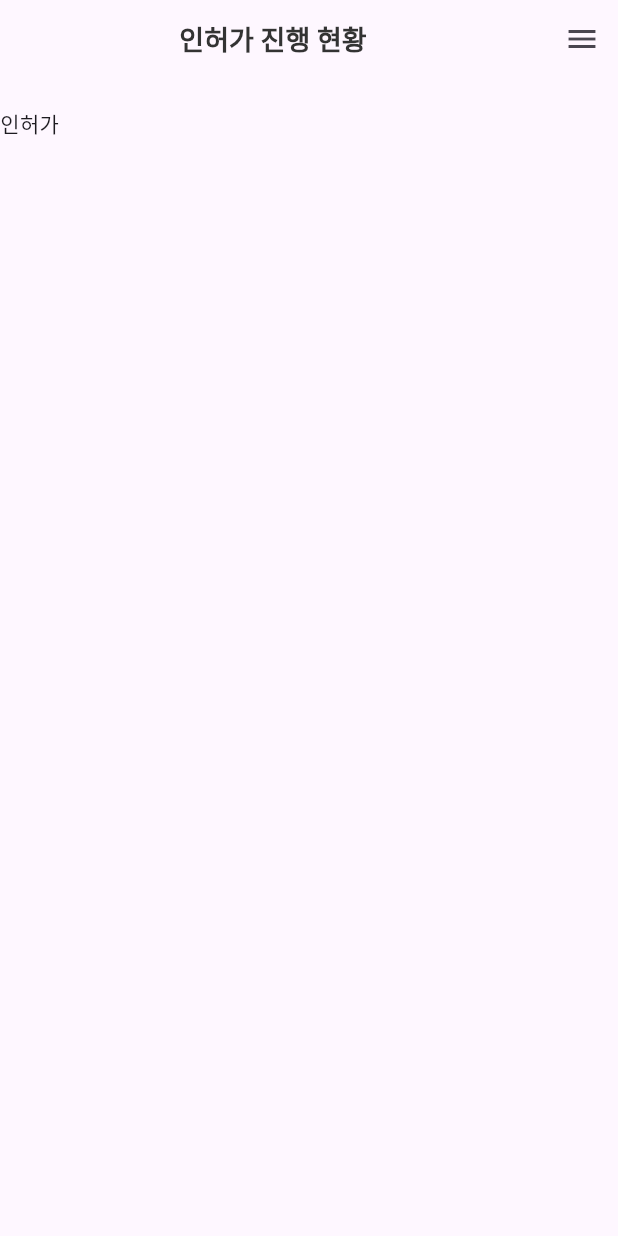
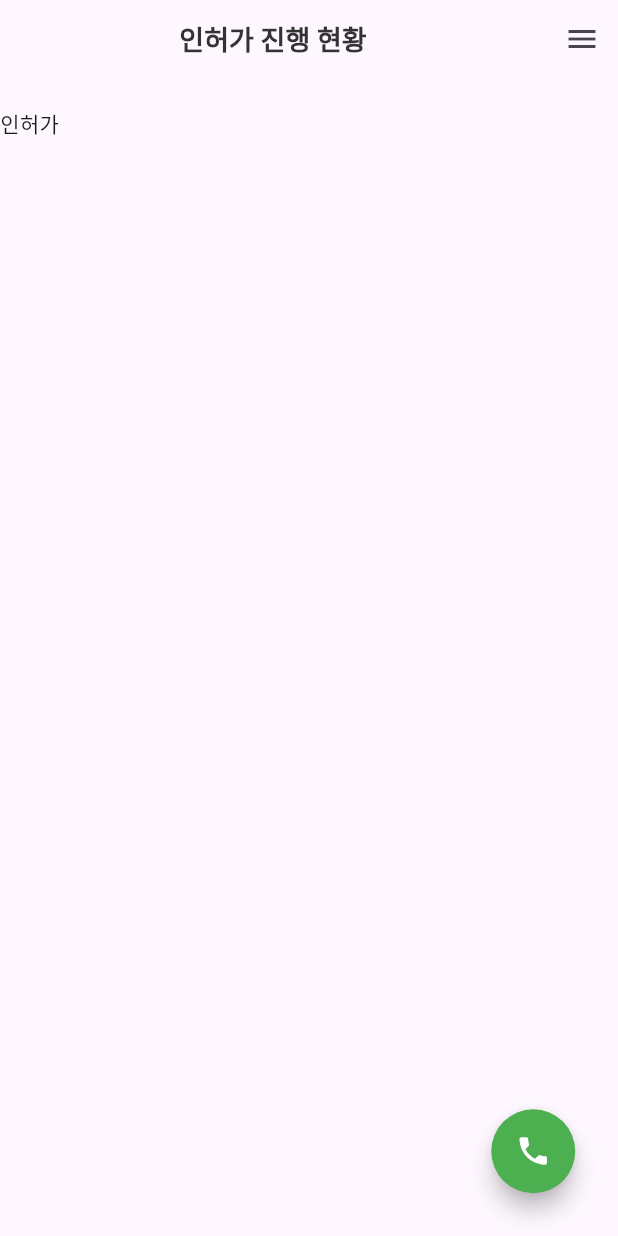
Before and after one commit to hoonek/designpractice, a Flutter app: the ProgressUser screen opened directly, on a phone screen of 412 x 824 dp. Run offline on Flutter 3.47's test engine with Material 3 defaults, Android fonts, the phone set to English and light mode, and no system bars.

```diff
--- a/lib/progress/progressuser.dart
+++ b/lib/progress/progressuser.dart
@@ -1,3 +1,4 @@
+import 'package:designpractice/etc/phonenumber.dart';
 import 'package:flutter/material.dart';
 import '../etc/drawermenu.dart';
 
@@ -59,6 +60,23 @@ class _ProgressUserState extends State<ProgressUser> {
 
         ],
       ),
+      floatingActionButton: Padding(
+        padding: const EdgeInsets.only(right: 12.5, bottom: 12.5),
+        child: FloatingActionButton(
+          onPressed: (){
+            Navigator.push(
+              context,
+              MaterialPageRoute(builder: (context)=> PhoneNumber()),
+            );
+          },
+          backgroundColor: Colors.green,
+          shape: CircleBorder(),
+          child: Icon(
+              Icons.phone,
+          color: Colors.white,
+          ),
+        ),
+      ),
     );
   }
 }
```
Also changed, not shown: lib/etc/phonenumber.dart (added, +16 -0 lines), lib/progress/requestforreview.dart (added, +14 -0 lines), lib/start screen/selectoption.dart (+9 -4 lines).
